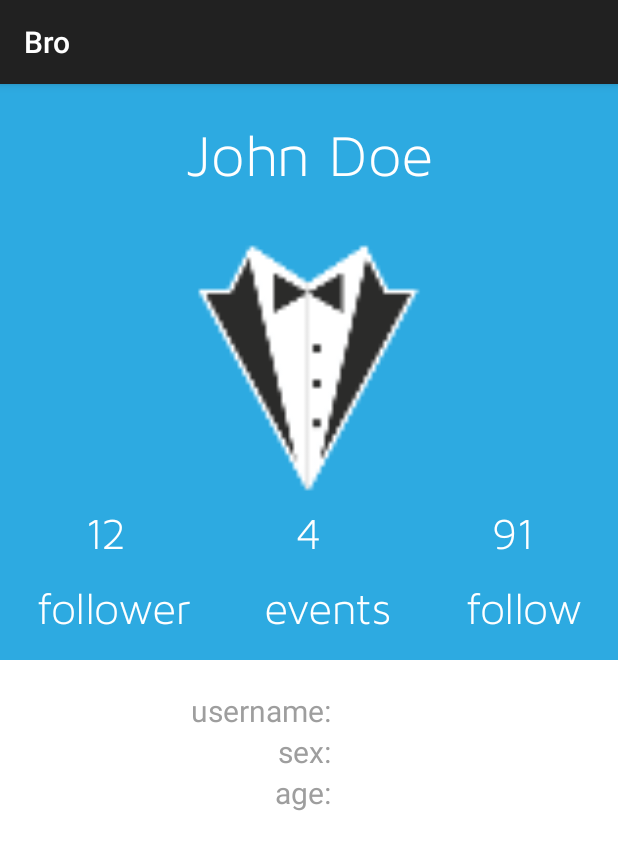
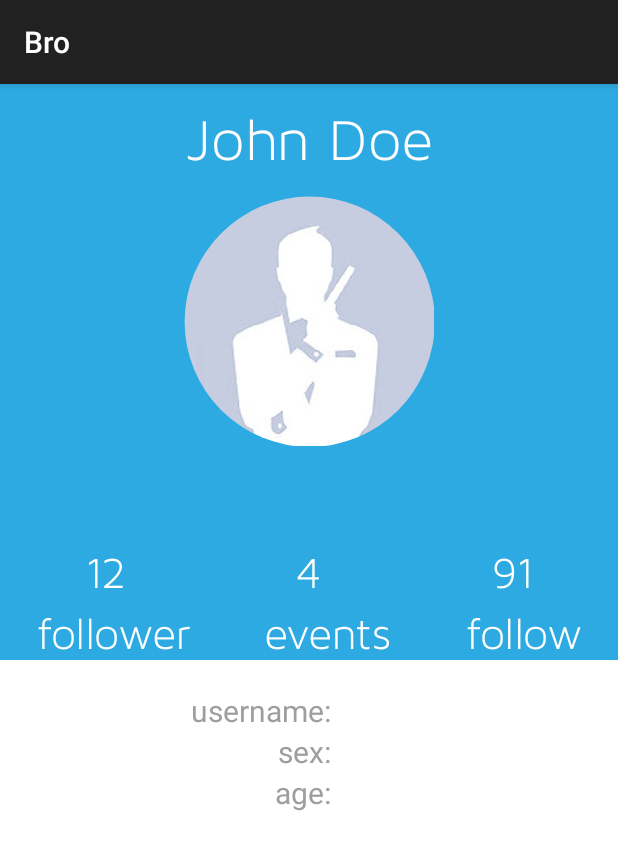
Before and after one commit to oszalex/SpryAndroid, an Android app: the fragment ProfilFragment shown on its own in the app's theme, on a phone screen of 412 x 824 dp. Shown: the top 850 px of the screen. Run offline under Robolectric (Android 15) with nearby library versions, the phone set to English and light mode, and no system bars.

Commit message:
round profil images

```diff
--- /dev/null
+++ b/android/src/main/java/com/getbro/bro/UIComponents/RoundedImageView.java
@@ -0,0 +1,85 @@
+package com.getbro.bro.UIComponents;
+
+import android.content.Context;
+import android.graphics.Bitmap;
+import android.graphics.Canvas;
+import android.graphics.Color;
+import android.graphics.Paint;
+import android.graphics.PorterDuff;
+import android.graphics.PorterDuffXfermode;
+import android.graphics.Rect;
+import android.graphics.drawable.BitmapDrawable;
+import android.graphics.drawable.Drawable;
+import android.util.AttributeSet;
+import android.widget.ImageView;
+
+/**
+ * Created by chris on 03/05/14.
+ */
+public class RoundedImageView extends ImageView {
+
+    public RoundedImageView(Context context) {
+        super(context);
+        // TODO Auto-generated constructor stub
+    }
+
+    public RoundedImageView(Context context, AttributeSet attrs) {
+        super(context, attrs);
+    }
+
+    public RoundedImageView(Context context, AttributeSet attrs, int defStyle) {
+        super(context, attrs, defStyle);
+    }
+
+    @Override
+    protected void onDraw(Canvas canvas) {
+
+        Drawable drawable = getDrawable();
+
+        if (drawable == null) {
+            return;
+        }
+
+        if (getWidth() == 0 || getHeight() == 0) {
+            return;
+        }
+        Bitmap b =  ((BitmapDrawable)drawable).getBitmap() ;
+        Bitmap bitmap = b.copy(Bitmap.Config.ARGB_8888, true);
+
+        int w = getWidth(), h = getHeight();
+
+
+        Bitmap roundBitmap =  getCroppedBitmap(bitmap, w);
+        canvas.drawBitmap(roundBitmap, 0,0, null);
+
+    }
+
+    public static Bitmap getCroppedBitmap(Bitmap bmp, int radius) {
+        Bitmap sbmp;
+        if(bmp.getWidth() != radius || bmp.getHeight() != radius)
+            sbmp = Bitmap.createScaledBitmap(bmp, radius, radius, false);
+        else
+            sbmp = bmp;
+        Bitmap output = Bitmap.createBitmap(sbmp.getWidth(),
+                sbmp.getHeight(), Bitmap.Config.ARGB_8888);
+        Canvas canvas = new Canvas(output);
+
+        final int color = 0xffa19774;
+        final Paint paint = new Paint();
+        final Rect rect = new Rect(0, 0, sbmp.getWidth(), sbmp.getHeight());
+
+        paint.setAntiAlias(true);
+        paint.setFilterBitmap(true);
+        paint.setDither(true);
+        canvas.drawARGB(0, 0, 0, 0);
+        paint.setColor(Color.parseColor("#BAB399"));
+        canvas.drawCircle(sbmp.getWidth() / 2+0.7f, sbmp.getHeight() / 2+0.7f,
+                sbmp.getWidth() / 2+0.1f, paint);
+        paint.setXfermode(new PorterDuffXfermode(PorterDuff.Mode.SRC_IN));
+        canvas.drawBitmap(sbmp, rect, rect, paint);
+
+
+        return output;
+    }
+
+}
--- a/android/src/main/res/layout/activity_profil.xml
+++ b/android/src/main/res/layout/activity_profil.xml
@@ -12,6 +12,13 @@
         android:layout_weight="2"
         android:orientation="vertical">
 
+
+        <LinearLayout
+            android:layout_width="fill_parent"
+            android:layout_height="fill_parent"
+            android:orientation="vertical"
+            android:layout_weight="1">
+
         <com.getbro.bro.UIComponents.CustomTextView
             android:id="@+id/profil_fullname"
             android:layout_width="fill_parent"
@@ -20,15 +27,16 @@
             android:text="John Doe"
             android:textColor="@android:color/white"
             android:textSize="40sp"
-            android:layout_weight="3"/>
+            android:layout_weight="40"/>
 
-        <ImageView
+        <com.getbro.bro.UIComponents.RoundedImageView
             android:id="@+id/profil_image"
-            android:layout_width="fill_parent"
+            android:layout_width="wrap_content"
             android:layout_height="wrap_content"
-            android:src="@drawable/ic_launcher"
+            android:src="@drawable/avatar"
+            android:layout_gravity="center"
             android:contentDescription="@string/profilImagedescription"
-            android:layout_weight="8"
+            android:layout_weight="60"
             />
 
         <LinearLayout
@@ -36,17 +44,17 @@
             android:layout_width="fill_parent"
             android:layout_height="wrap_content"
             android:orientation="horizontal"
-            android:layout_weight="1">
+            android:layout_weight="10">
 
             <com.getbro.bro.UIComponents.CustomTextView
                 android:id="@+id/profil_follower"
                 android:text="12"
                 android:textColor="@android:color/white"
                 android:textSize="30sp"
-                android:gravity="center"
                 android:layout_width="wrap_content"
                 android:layout_height="wrap_content"
-                android:layout_weight="1">
+                android:gravity="center"
+                android:layout_weight="33">
             </com.getbro.bro.UIComponents.CustomTextView>
 
             <com.getbro.bro.UIComponents.CustomTextView
@@ -57,7 +65,7 @@
                 android:gravity="center"
                 android:layout_width="wrap_content"
                 android:layout_height="wrap_content"
-                android:layout_weight="1">
+                android:layout_weight="33">
             </com.getbro.bro.UIComponents.CustomTextView>
 
             <com.getbro.bro.UIComponents.CustomTextView
@@ -68,7 +76,7 @@
                 android:gravity="center"
                 android:layout_width="wrap_content"
                 android:layout_height="wrap_content"
-                android:layout_weight="1">
+                android:layout_weight="33">
             </com.getbro.bro.UIComponents.CustomTextView>
 
         </LinearLayout>
@@ -112,6 +120,13 @@
         </LinearLayout>
 
     </LinearLayout>
+
+    </LinearLayout>
+
+
+
+
+
 
 
 
--- a/android/src/main/res/layout/profillistitem.xml
+++ b/android/src/main/res/layout/profillistitem.xml
@@ -9,18 +9,20 @@
 
     <ImageView
         android:id="@+id/avatar"
-        android:layout_width="wrap_content"
-        android:layout_height="fill_parent"
+        android:layout_width="130px"
+        android:layout_height="130px"
         android:layout_marginRight="6dip"
-        android:src="@drawable/ic_launcher" />
+        android:src="@drawable/avatar" />
     <LinearLayout
         android:orientation="vertical"
         android:layout_width="0dip"
         android:layout_weight="1"
         android:layout_height="fill_parent">
-        <TextView android:id="@+id/username"
+        <com.getbro.bro.UIComponents.CustomTextView android:id="@+id/username"
             android:layout_width="wrap_content"
-            android:layout_height="wrap_content"
-            android:gravity="center"/>
+            android:layout_height="match_parent"
+            android:gravity="center_vertical"
+            android:textColor="#333333"
+            android:textSize="26sp"/>
     </LinearLayout>
 </LinearLayout>
```
Also changed, not shown: android/src/main/res/drawable-hdpi/avatar.png (added), android/src/main/res/drawable-mdpi/avatar.png (added), android/src/main/res/drawable-xhdpi/avatar.png (added), android/src/main/res/drawable-xxhdpi/avatar.png (added).
